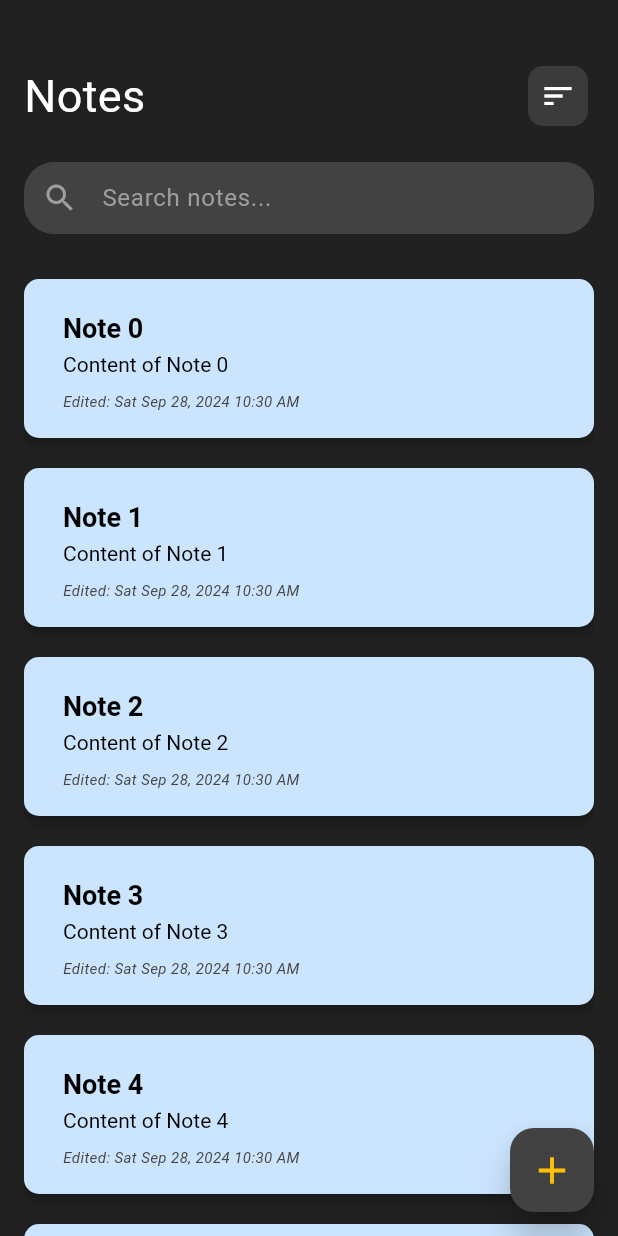
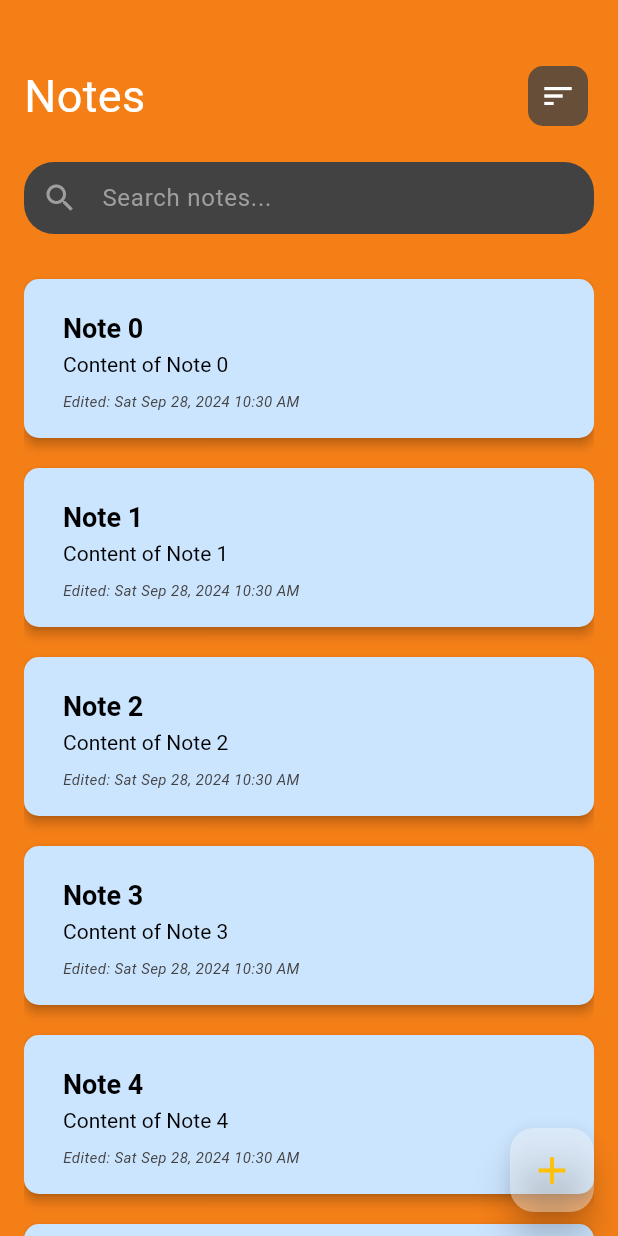
Before and after one commit to Waavern/Jnotes, a Flutter app: the screen it shows after launch, on a phone screen of 412 x 824 dp. Run offline on Flutter 3.47's test engine with Material 3 defaults, Android fonts, the phone set to English and light mode, and no system bars.

Commit message:
'new background'

```diff
--- a/lib/screens/home.dart
+++ b/lib/screens/home.dart
@@ -69,7 +69,7 @@
   @override
   Widget build(BuildContext context) {
     return Scaffold(
-      backgroundColor: Colors.grey[900],
+      backgroundColor: Colors.yellow.shade900,
       body: Padding(
         padding: const EdgeInsets.fromLTRB(16, 40, 16, 0),
         child: Column(
@@ -79,7 +79,7 @@
               children: [
                 const Text(
                   'Notes',
-                  style: TextStyle(fontSize: 30, color: Colors.white),
+                  style: TextStyle(fontSize: 30, color: Colors.white, ),
                 ),
                 IconButton(
                   onPressed: () {
@@ -252,7 +252,7 @@
           }
         },
         elevation: 10,
-        backgroundColor: Colors.grey.shade800,
+        backgroundColor: Colors.white38,
         child: const Icon(
           Icons.add,
           size: 30.0,
```
